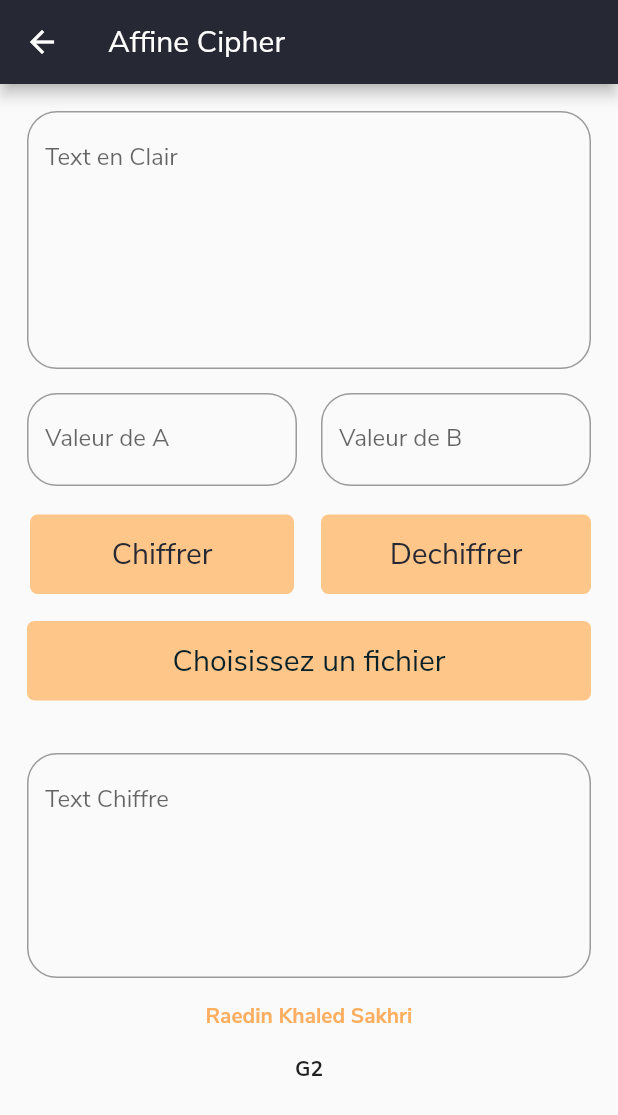
After one commit to raedinkhaled/cipher, a Flutter app: the screen it shows after launch, after a tap on "Affine Cipher", on a phone screen of 412 x 824 dp. The commit adds this screen. Shown: the top 1115 px of the screen. Run offline on Flutter 3.47's test engine with Material 2 defaults, Android fonts, the phone set to English and light mode, and no system bars; our stand-ins replace file_picker, string_validator.

Commit message:
Affine Cipher

```diff
--- a/lib/main.dart
+++ b/lib/main.dart
@@ -1,3 +1,4 @@
+import 'package:CaesarCipher/screens/affine.dart';
 import 'package:CaesarCipher/screens/caesar.dart';
 import 'package:CaesarCipher/screens/vigenere.dart';
 import 'package:file_picker/file_picker.dart';
@@ -32,8 +33,6 @@ class MyHomePage extends StatefulWidget {
 }
 
 class _MyHomePageState extends State<MyHomePage> {
-
-
   @override
   Widget build(BuildContext context) {
     return Scaffold(
@@ -42,54 +41,65 @@ class _MyHomePageState extends State<MyHomePage> {
         crossAxisAlignment: CrossAxisAlignment.center,
         children: <Widget>[
           Container(
-           child: Text("Choose One of the Following:",
-           style: TextStyle(
-             fontWeight: FontWeight.bold,
-             fontSize: 17
-           ),),
+            child: Text(
+              "Choose One of the Following:",
+              style: TextStyle(fontWeight: FontWeight.bold, fontSize: 17),
+            ),
           ),
           GestureDetector(
-           onTap: (){
-             Navigator.push(context, MaterialPageRoute(builder: (context)=> CaesarUI()));
+            onTap: () {
+              Navigator.push(
+                  context, MaterialPageRoute(builder: (context) => CaesarUI()));
             },
             child: Container(
               margin: EdgeInsets.all(20.0),
-
               padding: EdgeInsets.symmetric(vertical: 13),
               alignment: Alignment.center,
               decoration: BoxDecoration(
-
                   borderRadius: BorderRadius.all(Radius.circular(5)),
-
                   color: Color(0xFFfec689)),
               child: Text(
                 'Caesar Cipher',
-                            style:
-                                TextStyle(fontSize: 20, color: Color(0xFF262833)),
+                style: TextStyle(fontSize: 20, color: Color(0xFF262833)),
               ),
             ),
           ),
           GestureDetector(
-           onTap: (){
-             Navigator.push(context, MaterialPageRoute(builder: (context)=> Vigenere()));
+            onTap: () {
+              Navigator.push(
+                  context, MaterialPageRoute(builder: (context) => Vigenere()));
             },
             child: Container(
-                          margin: EdgeInsets.symmetric(horizontal:20.0),
-
+              margin: EdgeInsets.symmetric(horizontal: 20.0),
               padding: EdgeInsets.symmetric(vertical: 13),
               alignment: Alignment.center,
               decoration: BoxDecoration(
-
                   borderRadius: BorderRadius.all(Radius.circular(5)),
-
                   color: Color(0xFF262833)),
               child: Text(
                 'Vigenere Cipher',
-                            style:
-                                TextStyle(fontSize: 20, color: Color(0xFFfec689)),
+                style: TextStyle(fontSize: 20, color: Color(0xFFfec689)),
               ),
             ),
-         )
+          ),
+          GestureDetector(
+            onTap: () {
+              Navigator.push(
+                  context, MaterialPageRoute(builder: (context) => Affine()));
+            },
+            child: Container(
+              margin: EdgeInsets.all(20.0),
+              padding: EdgeInsets.symmetric(vertical: 13),
+              alignment: Alignment.center,
+              decoration: BoxDecoration(
+                  borderRadius: BorderRadius.all(Radius.circular(5)),
+                  color: Color(0xFFD0E3CC)),
+              child: Text(
+                'Affine Cipher',
+                style: TextStyle(fontSize: 20, color: Color(0xFF262833)),
+              ),
+            ),
+          ),
         ],
       ),
     );
--- /dev/null
+++ b/lib/screens/affine.dart
@@ -0,0 +1,383 @@
+import 'package:file_picker/file_picker.dart';
+import 'package:flutter/cupertino.dart';
+import 'package:flutter/material.dart';
+import 'package:flutter/services.dart';
+import 'dart:io';
+import 'package:string_validator/string_validator.dart';
+
+class Affine extends StatefulWidget {
+  @override
+  _AffineState createState() => _AffineState();
+}
+
+class _AffineState extends State<Affine> {
+  bool isCoprime;
+  @override
+  void initState() {
+    isCoprime = true;
+    super.initState();
+  }
+
+  String encrypt(String plainText, int shiftA, int shiftB) {
+   if (shiftA < 0) {
+      shiftA += 26;
+    }
+    if (shiftB < 0) {
+      shiftB += 26;
+    }
+
+    String cipherText = '';
+
+    for (int i = 0; i < plainText.length; i++) {
+      var c = plainText[i];
+      if (isAlpha(c)) {
+        var code = plainText.codeUnitAt(i);
+        // en cas ou le caractere est Majiscule
+        if ((code >= 65) && (code <= 90)) {
+          c = String.fromCharCode(((((code - 65) * shiftA) + shiftB) % 26) + 65);
+        }
+        // Caractere Miniscule
+        else if ((code >= 97) && (code <= 122)) {
+          c = String.fromCharCode(((((code - 97) * shiftA) + shiftB) % 26) + 97);
+        }
+      }
+
+      cipherText += c;
+    }
+
+    return cipherText;
+  }
+
+  String decrypt(String plainText, int shiftA, int shiftB) {
+    if (shiftA < 0) {
+      shiftA += 26;
+    }
+    if (shiftB < 0) {
+      shiftB += 26;
+    }
+
+    String cipherText = '';
+
+    int invA=0;
+    int pgcd = 0;
+    for(int i = 0; i<26 ; i++){
+      pgcd=(shiftA*i)%26;
+      if ( pgcd == 1){
+        invA = i;
+      }
+    }
+
+    for (int i = 0; i < plainText.length; i++) {
+      var c = plainText[i];
+      if (isAlpha(c)) {
+        var code = plainText.codeUnitAt(i);
+        // en cas ou le caractere est Majiscule
+        if ((code >= 65) && (code <= 90)) {
+          c = String.fromCharCode( ((((code-65) - shiftB) * invA) % 26) + 65 );
+        }
+        // Caractere Miniscule
+        else if ((code >= 97) && (code <= 122)) {
+          c = String.fromCharCode( ((((code-97) - shiftB) * invA) % 26) + 97 );
+        }
+      }
+
+      cipherText += c;
+    }
+
+    return cipherText;
+  }
+
+  int gcd(int a, int b) {
+    if (a == 0 || b == 0) {
+      return 0;
+    }
+    if (a == b) {
+      return a;
+    }
+    if (a > b) {
+      return gcd(a - b, b);
+    }
+
+    return gcd(a, b - a);
+  }
+
+  bool coprime(int a, int b) {
+    if (gcd(a, b) == 1) {
+      return true;
+    } else {
+      return false;
+    }
+  }
+
+  bool _fileChoosen = false;
+  // BEGIN CONTROLLER FOR Clair Text
+  final myController = TextEditingController();
+  final myController2 = TextEditingController();
+  final myController3 = TextEditingController();
+  final myController4 = TextEditingController();
+  @override
+  void dispose() {
+    // Clean up the controller when the widget is disposed.
+    myController.dispose();
+    myController2.dispose();
+    myController3.dispose();
+    myController4.dispose();
+    super.dispose();
+  }
+
+  //END CONTROLLER FOR Clair Text
+
+  String contents;
+  void doJob() {
+    setState(() {
+      String ourText = "";
+      if (_fileChoosen) {
+        ourText = contents;
+        myController.text = contents;
+      } else {
+        ourText = myController.text;
+      }
+      int decalageA;
+      decalageA = int.parse(myController2.text);
+      int decalageB;
+      decalageB = int.parse(myController4.text);
+      String output = encrypt(ourText, decalageA, decalageB);
+      myController3.text = output;
+      _fileChoosen = false;
+    });
+  }
+
+  void doJob2() {
+    setState(() {
+      String ourText = "";
+      if (_fileChoosen) {
+        ourText = contents;
+        myController3.text = contents;
+      } else {
+        ourText = myController3.text;
+      }
+      int decalageA;
+      decalageA = int.parse(myController2.text);
+      int decalageB;
+      decalageB = int.parse(myController4.text);
+      String output = decrypt(ourText, decalageA, decalageB);
+      myController.text = output;
+      _fileChoosen = false;
+    });
+  }
+
+  String isChoosen = "";
+
+  void doJob3() async {
+    try {
+      File file =
+          await FilePicker.getFile(type: FileType.CUSTOM, fileExtension: 'txt');
+      if (await file.exists()) {
+        contents = await file.readAsString();
+        _fileChoosen = true;
+      }
+    } on PlatformException catch (e) {
+      print("Unsupported operation" + e.toString());
+    }
+    if (!mounted) return;
+    setState(() {
+      isChoosen = "File Uploaded Successfuly";
+    });
+  }
+
+  @override
+  Widget build(BuildContext context) {
+    return GestureDetector(
+      onTap: () {
+        FocusScopeNode currentFocus = FocusScope.of(context);
+        if (!currentFocus.hasPrimaryFocus) {
+          currentFocus.unfocus();
+        }
+      },
+      child: Scaffold(
+        appBar: AppBar(
+          title: Text("Affine Cipher"),
+        ),
+        body: SafeArea(
+          child: SingleChildScrollView(
+            child: Padding(
+              padding: EdgeInsets.all(10),
+              child: Column(
+                mainAxisAlignment: MainAxisAlignment.center,
+                children: <Widget>[
+                  Padding(
+                    padding: const EdgeInsets.all(8.0),
+                    child: TextField(
+                      controller: myController,
+                      maxLines: 6,
+                      textAlign: TextAlign.center,
+                      decoration: InputDecoration(
+                        border: OutlineInputBorder(
+                            borderRadius: BorderRadius.circular(20)),
+                        labelText: 'Text en Clair',
+                        alignLabelWithHint: true,
+                      ),
+                    ),
+                  ),
+                  Row(
+                    children: <Widget>[
+                      Expanded(
+                        child: Padding(
+                          padding: const EdgeInsets.all(8.0),
+                          child: TextField(
+                            keyboardType: TextInputType.number,
+                            controller: myController2,
+                            decoration: InputDecoration(
+                              border: OutlineInputBorder(
+                                  borderRadius: BorderRadius.circular(20)),
+                              labelText: 'Valeur de A',
+                            ),
+                          ),
+                        ),
+                      ),
+                      Expanded(
+                        child: Padding(
+                          padding: const EdgeInsets.all(8.0),
+                          child: TextField(
+                            keyboardType: TextInputType.number,
+                            controller: myController4,
+                            decoration: InputDecoration(
+                              border: OutlineInputBorder(
+                                  borderRadius: BorderRadius.circular(20)),
+                              labelText: 'Valeur de B',
+                            ),
+                          ),
+                        ),
+                      )
+                    ],
+                  ),
+                  isCoprime
+                      ? SizedBox(height: 1)
+                      : Text(
+                          'A doit être choisi de telle sorte que a et 26 soient des nombres premiers entre eux',
+                          style: TextStyle(color: Colors.red),
+                        ),
+                  Row(
+                    children: <Widget>[
+                      Expanded(
+                        child: GestureDetector(
+                          onTap: () {
+                            if (coprime(int.parse(myController2.text), 26)) {
+                              setState(() {
+                                isCoprime = true;
+                              });
+                              doJob();
+                            } else {
+                              setState(() {
+                                isCoprime = false;
+                              });
+                            }
+                          },
+                          child: Container(
+                            margin: EdgeInsets.all(10.0),
+                            padding: EdgeInsets.symmetric(vertical: 13),
+                            alignment: Alignment.center,
+                            decoration: BoxDecoration(
+                                borderRadius:
+                                    BorderRadius.all(Radius.circular(5)),
+                                color: Color(0xFFfec689)),
+                            child: Text(
+                              'Chiffrer',
+                              style: TextStyle(
+                                  fontSize: 20, color: Color(0xFF262833)),
+                            ),
+                          ),
+                        ),
+                      ),
+                      Expanded(
+                        child: GestureDetector(
+                          onTap: () {
+                            if (coprime(int.parse(myController2.text), 26)) {
+                              setState(() {
+                                isCoprime = true;
+                              });
+                              doJob2();
+                            } else {
+                              setState(() {
+                                isCoprime = false;
+                              });
+                            }
+                          },
+                          child: Container(
+                            margin: EdgeInsets.all(8.0),
+                            padding: EdgeInsets.symmetric(vertical: 13),
+                            alignment: Alignment.center,
+                            decoration: BoxDecoration(
+                                borderRadius:
+                                    BorderRadius.all(Radius.circular(5)),
+                                color: Color(0xFFfec689)),
+                            child: Text(
+                              'Dechiffrer',
+                              style: TextStyle(
+                                  fontSize: 20, color: Color(0xFF262833)),
+                            ),
+                          ),
+                        ),
+                      ),
+                    ],
+                  ),
+                  GestureDetector(
+                    onTap: () {
+                      doJob3();
+                    },
+                    child: Container(
+                      margin: EdgeInsets.all(8.0),
+                      padding: EdgeInsets.symmetric(vertical: 13),
+                      alignment: Alignment.center,
+                      decoration: BoxDecoration(
+                          borderRadius: BorderRadius.all(Radius.circular(5)),
+                          color: Color(0xFFfec689)),
+                      child: Text(
+                        'Choisissez un fichier',
+                        style:
+                            TextStyle(fontSize: 20, color: Color(0xFF052029)),
+                      ),
+                    ),
+                  ),
+                  Text(isChoosen),
+                  Padding(
+                    padding: const EdgeInsets.all(8.0),
+                    child: TextField(
+                      controller: myController3,
+                      maxLines: 5,
+                      textAlign: TextAlign.center,
+                      decoration: InputDecoration(
+                        border: OutlineInputBorder(
+                            borderRadius: BorderRadius.circular(20)),
+                        labelText: 'Text Chiffre',
+                        alignLabelWithHint: true,
+                      ),
+                    ),
+                  ),
+                  Padding(
+                    padding: const EdgeInsets.all(8.0),
+                    child: Text(
+                      'Raedin Khaled Sakhri',
+                      style: TextStyle(
+                          fontWeight: FontWeight.bold,
+                          color: Color(0xFFfdae5e)),
+                    ),
+                  ),
+                  Padding(
+                    padding: const EdgeInsets.all(8.0),
+                    child: Text(
+                      'G2',
+                      style: TextStyle(
+                        fontWeight: FontWeight.bold,
+                      ),
+                    ),
+                  ),
+                ],
+              ),
+            ),
+          ),
+        ),
+      ),
+    );
+  }
+}
--- a/pubspec.yaml
+++ b/pubspec.yaml
@@ -11,7 +11,7 @@ description: Caesar Cipher Algorith.
 # In iOS, build-name is used as CFBundleShortVersionString while build-number used as CFBundleVersion.
 # Read more about iOS versioning at
 # https://developer.apple.com/library/archive/documentation/General/Reference/InfoPlistKeyReference/Articles/CoreFoundationKeys.html
-version: 1.0.0+1
+version: 1.0.0+2
 
 environment:
   sdk: ">=2.1.0 <3.0.0"
```
Also changed, not shown: 6 other files. Lines whose indentation alone changed are shown as unchanged.
